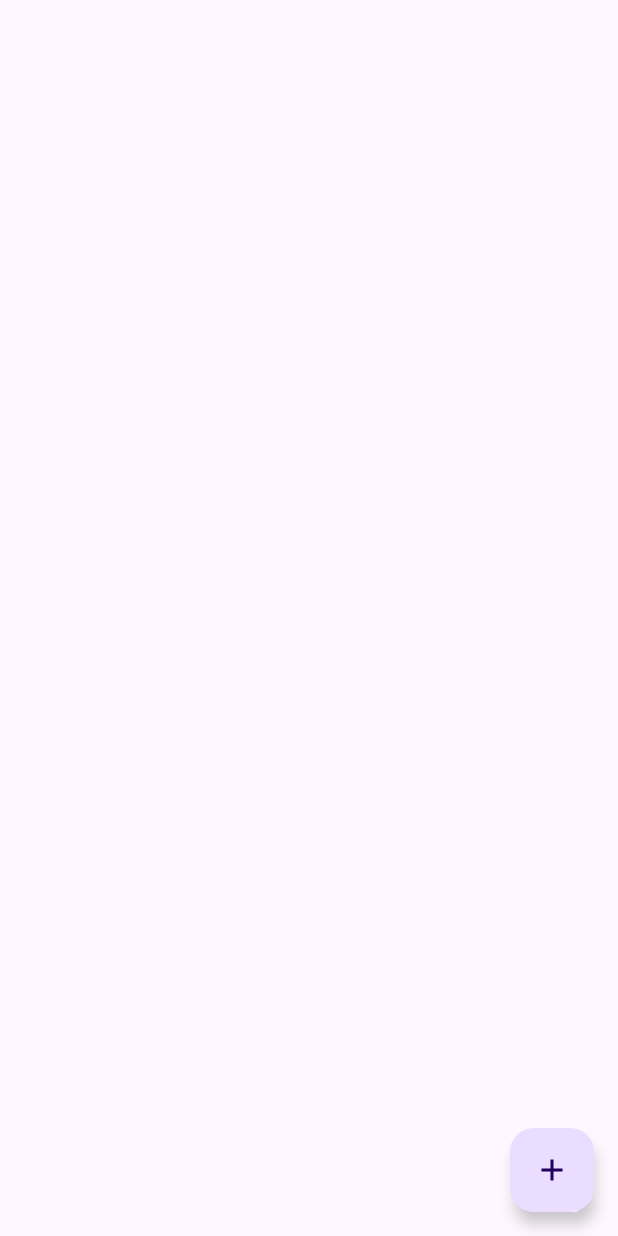
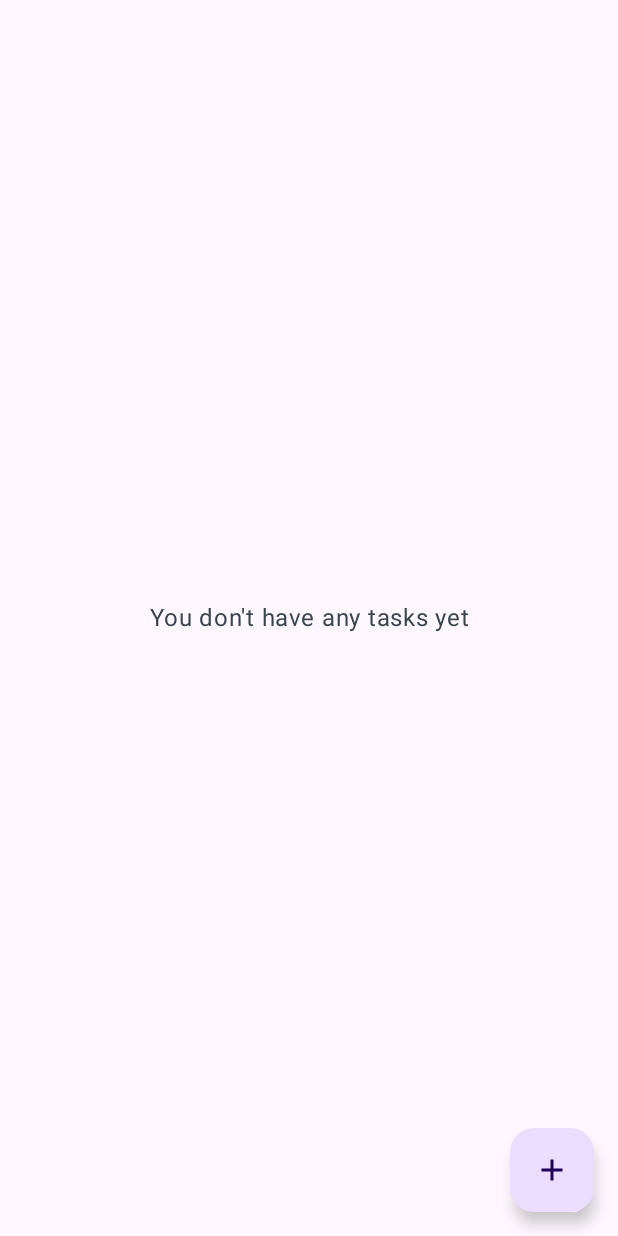
Before and after one commit to HEShuang/TaskIt, an Android app built with Jetpack Compose: the screen it shows after launch (MainActivity), on a phone screen of 412 x 824 dp. Run offline under Robolectric (Android 15) with nearby library versions, the phone set to English and light mode, and no system bars; our stand-ins replace Room's generated code.

Commit message:
add message when there are no tasks

```diff
--- a/app/src/main/java/com/example/taskit/ui/HomeScreen.kt
+++ b/app/src/main/java/com/example/taskit/ui/HomeScreen.kt
@@ -1,5 +1,7 @@
 package com.example.taskit.ui
 
+import androidx.compose.foundation.layout.Box
+import androidx.compose.foundation.layout.fillMaxSize
 import androidx.compose.foundation.layout.padding
 import androidx.compose.foundation.lazy.LazyColumn
 import androidx.compose.foundation.lazy.items
@@ -9,9 +11,12 @@ import androidx.compose.material3.FabPosition
 import androidx.compose.material3.FloatingActionButton
 import androidx.compose.material3.Icon
 import androidx.compose.material3.Scaffold
+import androidx.compose.material3.Text
 import androidx.compose.runtime.Composable
 import androidx.compose.runtime.getValue
+import androidx.compose.ui.Alignment
 import androidx.compose.ui.Modifier
+import androidx.compose.ui.text.style.TextAlign
 import androidx.lifecycle.compose.collectAsStateWithLifecycle
 import com.example.taskit.ui.viewmodel.BucketViewModel
 import com.example.taskit.ui.viewmodel.TaskViewModel
@@ -49,6 +54,17 @@ fun HomeScreen(
                         )
                 }
             }
+            if(buckets.isEmpty()){
+                Box(
+                    modifier = Modifier.fillMaxSize(),
+                    contentAlignment = Alignment.Center
+                ) {
+                    Text(
+                        text = "You don't have any tasks yet",
+                        textAlign = TextAlign.Center
+                    )
+                }
+            }
         }
     )
 }
```
